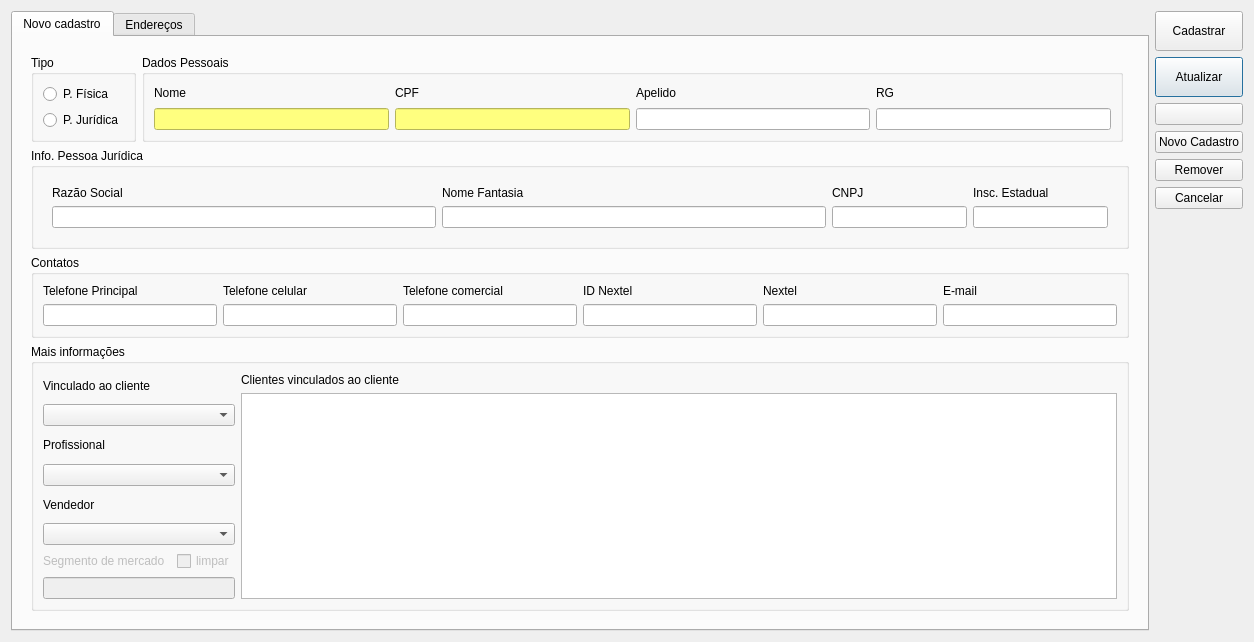
Qt form cadastrocliente.ui (lellisls/ERP-STACCATO) before a commit.
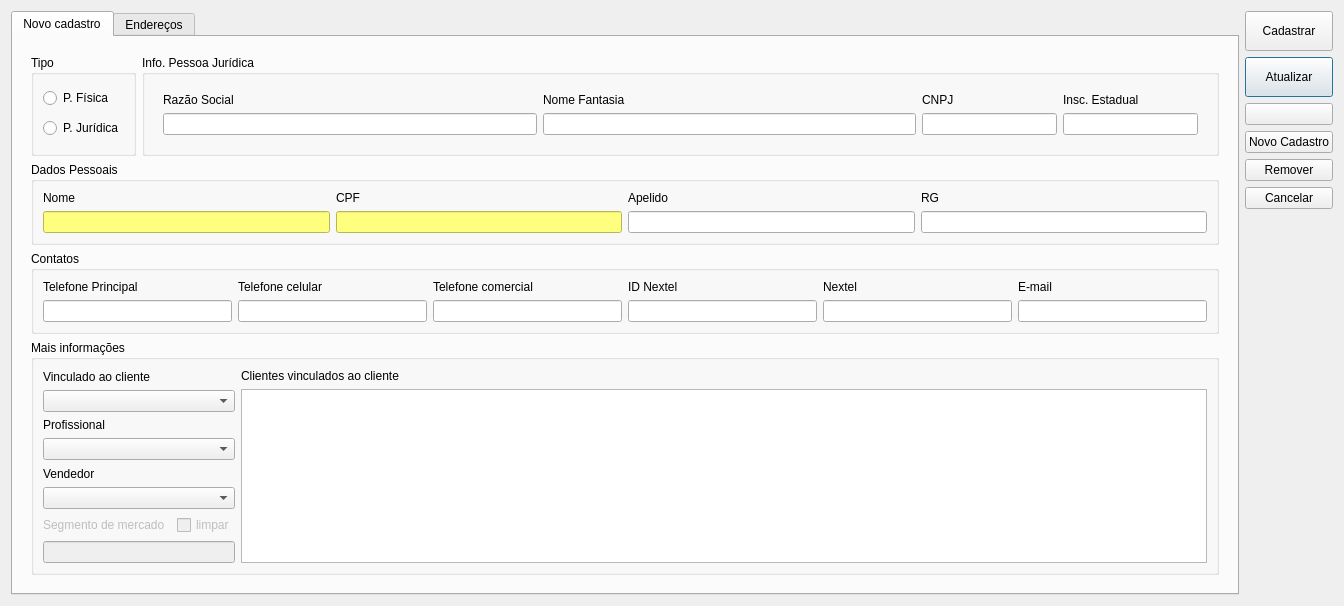
The same form after that commit. Icons and pictures are not drawn. Custom widgets are drawn as their Qt base class.

The edit to the form file:
```diff
--- a/cadastrocliente.ui
+++ b/cadastrocliente.ui
@@ -9,8 +9,8 @@
    <rect>
     <x>0</x>
     <y>0</y>
-    <width>1254</width>
-    <height>642</height>
+    <width>1344</width>
+    <height>581</height>
    </rect>
   </property>
   <property name="windowTitle">
@@ -105,9 +105,112 @@
        <string>Novo cadastro</string>
       </attribute>
       <layout class="QGridLayout" name="gridLayout_6">
-       <item row="0" column="0">
+       <item row="1" column="0">
         <widget class="QFrame" name="frame">
          <layout class="QGridLayout" name="gridLayout_15">
+          <item row="1" column="0" colspan="4">
+           <layout class="QGridLayout" name="gridLayout_5">
+            <item row="0" column="1">
+             <widget class="QGroupBox" name="groupBoxPJuridica">
+              <property name="title">
+               <string>Info. Pessoa Jurídica</string>
+              </property>
+              <property name="checkable">
+               <bool>false</bool>
+              </property>
+              <property name="checked">
+               <bool>false</bool>
+              </property>
+              <layout class="QGridLayout" name="gridLayout_10">
+               <item row="1" column="1">
+                <widget class="QWidget" name="widgetPJ" native="true">
+                 <layout class="QGridLayout" name="gridLayout_13">
+                  <item row="0" column="0">
+                   <widget class="QLabel" name="label_38">
+                    <property name="text">
+                     <string>Razão Social</string>
+                    </property>
+                   </widget>
+                  </item>
+                  <item row="0" column="1">
+                   <widget class="QLabel" name="label_54">
+                    <property name="text">
+                     <string>Nome Fantasia</string>
+                    </property>
+                   </widget>
+                  </item>
+                  <item row="0" column="2">
+                   <widget class="QLabel" name="label_39">
+                    <property name="text">
+                     <string>CNPJ</string>
+                    </property>
+                   </widget>
+                  </item>
+                  <item row="0" column="3">
+                   <widget class="QLabel" name="label_53">
+                    <property name="text">
+                     <string>Insc. Estadual</string>
+                    </property>
+                   </widget>
+                  </item>
+                  <item row="1" column="0">
+                   <widget class="QLineEdit" name="lineEditRazaoSocial">
+                    <property name="minimumSize">
+                     <size>
+                      <width>120</width>
+                      <height>0</height>
+                     </size>
+                    </property>
+                   </widget>
+                  </item>
+                  <item row="1" column="1">
+                   <widget class="QLineEdit" name="lineEditNomeFantasia">
+                    <property name="minimumSize">
+                     <size>
+                      <width>120</width>
+                      <height>0</height>
+                     </size>
+                    </property>
+                   </widget>
+                  </item>
+                  <item row="1" column="2">
+                   <widget class="QLineEdit" name="lineEditCNPJ">
+                    <property name="minimumSize">
+                     <size>
+                      <width>100</width>
+                      <height>0</height>
+                     </size>
+                    </property>
+                    <property name="maximumSize">
+                     <size>
+                      <width>135</width>
+                      <height>16777215</height>
+                     </size>
+                    </property>
+                   </widget>
+                  </item>
+                  <item row="1" column="3">
+                   <widget class="QLineEdit" name="lineEditInscEstadual">
+                    <property name="minimumSize">
+                     <size>
+                      <width>100</width>
+                      <height>0</height>
+                     </size>
+                    </property>
+                    <property name="maximumSize">
+                     <size>
+                      <width>135</width>
+                      <height>16777215</height>
+                     </size>
+                    </property>
+                   </widget>
+                  </item>
+                 </layout>
+                </widget>
+               </item>
+              </layout>
+             </widget>
+            </item>
           <item row="0" column="0">
            <widget class="QGroupBox" name="groupBoxPFPJ">
             <property name="title">
@@ -131,7 +234,7 @@
             </layout>
            </widget>
           </item>
-          <item row="0" column="1">
+            <item row="1" column="0" colspan="2">
            <widget class="QGroupBox" name="groupBoxDadosPessoais">
             <property name="title">
              <string>Dados Pessoais</string>
@@ -243,110 +346,7 @@
             <zorder>lineEditNome</zorder>
            </widget>
           </item>
-          <item row="1" column="0" colspan="3">
-           <layout class="QGridLayout" name="gridLayout_5">
-            <item row="0" column="0">
-             <widget class="QGroupBox" name="groupBoxPJuridica">
-              <property name="title">
-               <string>Info. Pessoa Jurídica</string>
-              </property>
-              <property name="checkable">
-               <bool>false</bool>
-              </property>
-              <property name="checked">
-               <bool>false</bool>
-              </property>
-              <layout class="QGridLayout" name="gridLayout_10">
-               <item row="1" column="0">
-                <widget class="QWidget" name="widgetPJ" native="true">
-                 <layout class="QGridLayout" name="gridLayout_13">
-                  <item row="0" column="0">
-                   <widget class="QLabel" name="label_38">
-                    <property name="text">
-                     <string>Razão Social</string>
-                    </property>
-                   </widget>
-                  </item>
-                  <item row="0" column="1">
-                   <widget class="QLabel" name="label_54">
-                    <property name="text">
-                     <string>Nome Fantasia</string>
-                    </property>
-                   </widget>
-                  </item>
-                  <item row="0" column="2">
-                   <widget class="QLabel" name="label_39">
-                    <property name="text">
-                     <string>CNPJ</string>
-                    </property>
-                   </widget>
-                  </item>
-                  <item row="0" column="3">
-                   <widget class="QLabel" name="label_53">
-                    <property name="text">
-                     <string>Insc. Estadual</string>
-                    </property>
-                   </widget>
-                  </item>
-                  <item row="1" column="0">
-                   <widget class="QLineEdit" name="lineEditRazaoSocial">
-                    <property name="minimumSize">
-                     <size>
-                      <width>120</width>
-                      <height>0</height>
-                     </size>
-                    </property>
-                   </widget>
-                  </item>
-                  <item row="1" column="1">
-                   <widget class="QLineEdit" name="lineEditNomeFantasia">
-                    <property name="minimumSize">
-                     <size>
-                      <width>120</width>
-                      <height>0</height>
-                     </size>
-                    </property>
-                   </widget>
-                  </item>
-                  <item row="1" column="2">
-                   <widget class="QLineEdit" name="lineEditCNPJ">
-                    <property name="minimumSize">
-                     <size>
-                      <width>100</width>
-                      <height>0</height>
-                     </size>
-                    </property>
-                    <property name="maximumSize">
-                     <size>
-                      <width>135</width>
-                      <height>16777215</height>
-                     </size>
-                    </property>
-                   </widget>
-                  </item>
-                  <item row="1" column="3">
-                   <widget class="QLineEdit" name="lineEditInscEstadual">
-                    <property name="minimumSize">
-                     <size>
-                      <width>100</width>
-                      <height>0</height>
-                     </size>
-                    </property>
-                    <property name="maximumSize">
-                     <size>
-                      <width>135</width>
-                      <height>16777215</height>
-                     </size>
-                    </property>
-                   </widget>
-                  </item>
-                 </layout>
-                </widget>
-               </item>
-              </layout>
-             </widget>
-            </item>
-            <item row="2" column="0">
+            <item row="2" column="0" colspan="2">
              <widget class="QGroupBox" name="groupBoxContatos">
               <property name="title">
                <string>Contatos</string>
@@ -460,7 +460,7 @@
               </layout>
              </widget>
             </item>
-            <item row="3" column="0">
+            <item row="3" column="0" colspan="2">
              <widget class="QGroupBox" name="groupBoxMaisInfo">
               <property name="enabled">
                <bool>true</bool>
```
Left out of the diff: 2 changed lines with no effect on the pictures. Lines whose indentation alone changed are shown as unchanged.
